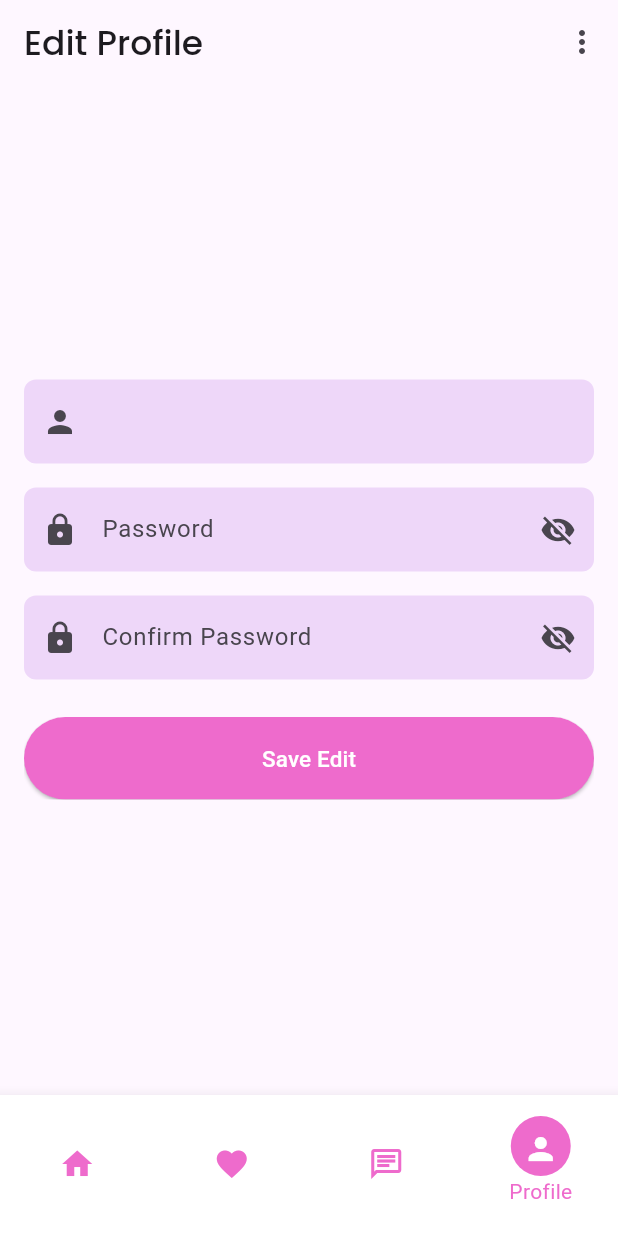
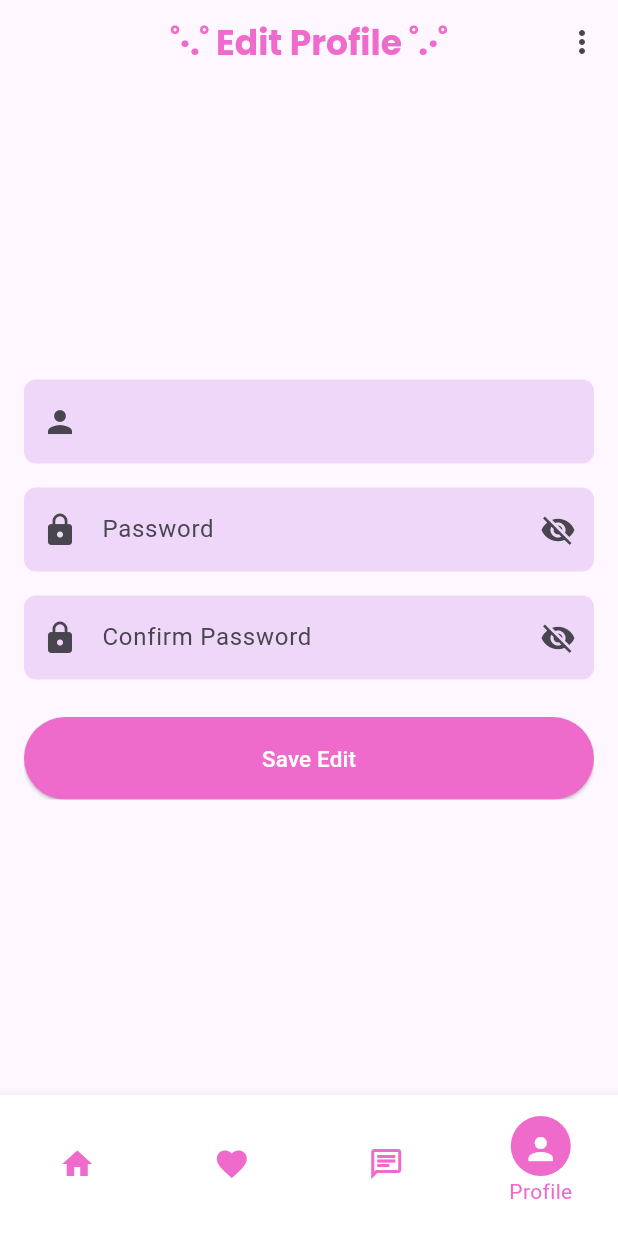
Before and after one commit to Yustikaprwt/Mini-Project_Yustika-Perwita-Sari, a Flutter app: the ProfileScreen screen opened by its route, on a phone screen of 412 x 824 dp. Run offline on Flutter 3.47's test engine with Material 2 defaults, Android fonts, the phone set to English and light mode, and no system bars; our stand-ins replace dio, google_fonts, sqflite; accounts and stored records are empty; network calls fail.

Commit message:
Fixing text in appbar

```diff
--- a/lib/screens/chat_recommendation.dart
+++ b/lib/screens/chat_recommendation.dart
@@ -27,10 +27,10 @@ class _ChatRecommendationState extends State<ChatRecommendation> {
     return Scaffold(
       appBar: AppBar(
         title: Text(
-          'Makeup recommendation',
+          '˚·.˚ Makeup Recommendation ˚.·˚',
           style: GoogleFonts.poppins(
               fontSize: 23,
-              fontWeight: FontWeight.w600,
+              fontWeight: FontWeight.bold,
               color: const Color(0xffEE6BCC)),
         ),
         automaticallyImplyLeading: false,
--- a/lib/screens/profile_screen.dart
+++ b/lib/screens/profile_screen.dart
@@ -80,9 +80,13 @@ class _ProfileScreenState extends State<ProfileScreen> {
     return Scaffold(
       appBar: AppBar(
         title: Text(
-          'Edit Profile',
-          style: GoogleFonts.poppins(fontSize: 23, fontWeight: FontWeight.w500),
+          '˚·.˚ Edit Profile ˚.·˚',
+          style: GoogleFonts.poppins(
+              fontSize: 23,
+              fontWeight: FontWeight.bold,
+              color: const Color(0xffEE6BCC)),
         ),
+        centerTitle: true,
         automaticallyImplyLeading: false,
         actions: [
           PopupMenuButton(
```
